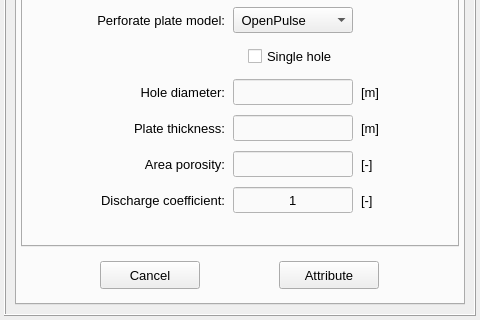
Qt form pulse/interface/data/ui_files/model/setup/acoustic/perforated_plate_input.ui (open-pulse/OpenPulse) before a commit; both pictures show x 0 to 480 and y 200 to 520 of the 480 by 520 pixel window.
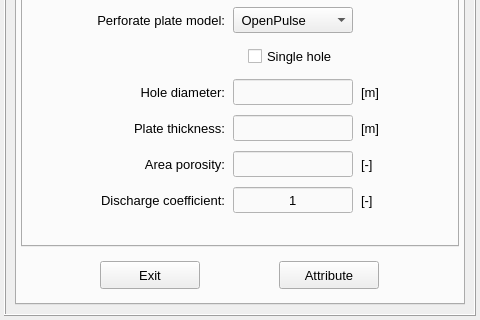
The same form after that commit. Icons and pictures are not drawn.

Commit message: Replace the button text "Cancel" by "Exit"

What changed in the file:
```diff
--- a/pulse/interface/data/ui_files/model/setup/acoustic/perforated_plate_input.ui
+++ b/pulse/interface/data/ui_files/model/setup/acoustic/perforated_plate_input.ui
@@ -3202,7 +3202,7 @@
                 <string notr="true"/>
                </property>
                <property name="text">
-                <string>Cancel</string>
+                <string>Exit</string>
                </property>
                <property name="autoDefault">
                 <bool>false</bool>
```
Left out of the diff: 4 changed lines with no effect on the pictures. The commit also changes 75 other files.
